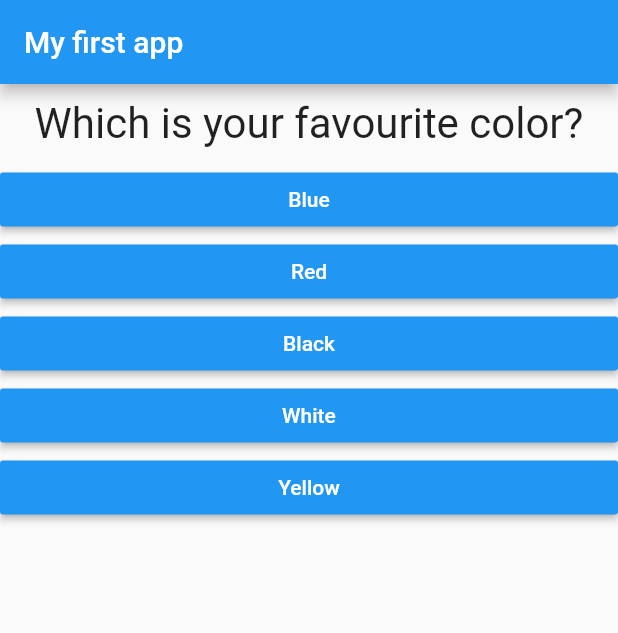
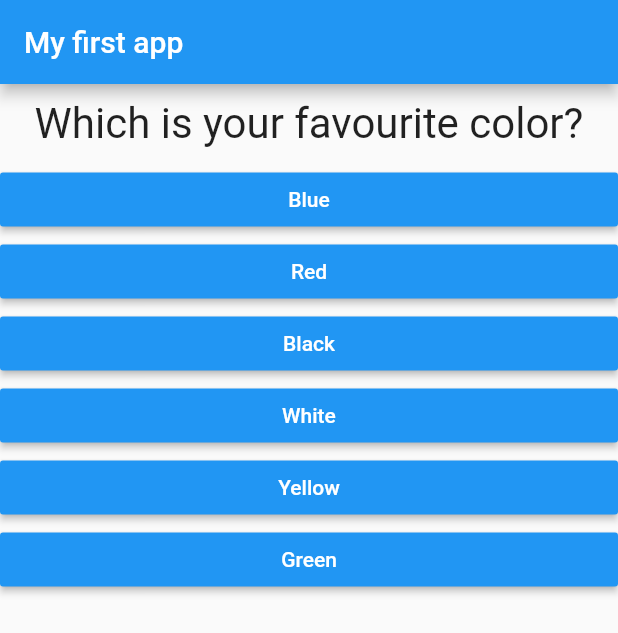
Before and after one commit to appuchias/flutter_testing, a Flutter app: the screen it shows after launch, on a phone screen of 412 x 824 dp. Shown: the top 633 px of the screen. Run offline on Flutter 3.47's test engine with Material 2 defaults, Android fonts, the phone set to English and light mode, and no system bars.

Commit message:
Final msg

```diff
--- a/starting/lib/main.dart
+++ b/starting/lib/main.dart
@@ -1,7 +1,7 @@
 import 'package:flutter/material.dart';
 
-import 'question.dart';
-import 'answer.dart';
+import 'quiz.dart';
+import 'result.dart';
 
 // void main() => runApp(MyApp());
 
@@ -17,38 +17,75 @@ class MyApp extends StatefulWidget {
 }
 
 class _MyAppState extends State<MyApp> {
-  final questions = const [
+  final _questions = const [
     {
       "questionText": "Which is your favourite color?",
-      "answers": ["Blue", "Red", "Black", "White", "Yellow"]
+      "answers": [
+        {"text": "Blue", "score": 7},
+        {"text": "Red", "score": 5},
+        {"text": "Black", "score": 10},
+        {"text": "White", "score": 1},
+        {"text": "Yellow", "score": 1},
+        {"text": "Green", "score": 2},
+      ]
     },
     {
       "questionText": "Which is your favourite animal?",
-      "answers": ["Cat", "Dog", "Cheetah", "Tortoise"]
+      "answers": [
+        {"text": "Cat", "score": 5},
+        {"text": "Dog", "score": 2},
+        {"text": "Cheetah", "score": 3},
+        {"text": "Tortoise", "score": 4},
+      ]
     },
     {
       "questionText": "Which would you prefer?",
-      "answers": ["Know when you'll die", "Know how you'll die", "Neither"]
+      "answers": [
+        {"text": "Know when you'll die", "score": 1},
+        {"text": "Know how you'll die", "score": 5},
+        {"text": "Neither", "score": 5},
+      ]
     },
     {
       "questionText":
           "If Wumpus invited you to a party but you prefer to hang out with Ned, what would you do?",
       "answers": [
-        "Go with Wumpus because you value your friendship.",
-        "Go with Ned and turn your status to \"Invisible\" so Wumpus doesn't know.",
-        "Go hang out with Ned and tell Wumpus you feel a bit sick to party."
+        {
+          "text": "Go with Wumpus because you value your friendship.",
+          "score": 1,
+        },
+        {
+          "text":
+              "Go with Ned and turn your status to \"Invisible\" so Wumpus doesn't know.",
+          "score": 5,
+        },
+        {
+          "text":
+              "Go hang out with Ned and tell Wumpus you feel a bit sick to party.",
+          "score": 10,
+        },
       ]
     },
   ];
 
   var _questionIndex = 0;
+  int _totalScore = 0;
 
-  void _answerQuestion() {
+  void _redo() {
+    setState(() {
+      _questionIndex = 0;
+      _totalScore = 0;
+    });
+  }
+
+  void _answerQuestion(int score) {
+    _totalScore += score;
+
     setState(() {
       _questionIndex++;
     });
     print(_questionIndex);
-    if (_questionIndex < questions.length) {
+    if (_questionIndex < _questions.length) {
       print("We have more questions!");
     }
   }
@@ -57,24 +94,17 @@ class _MyAppState extends State<MyApp> {
   Widget build(BuildContext ctx) {
     return MaterialApp(
       home: Scaffold(
-          appBar: AppBar(
-            title: Text("My first app"),
-          ),
-          body: _questionIndex < questions.length
-              ? Column(
-                  children: <Widget>[
-                    Question(
-                      questions[_questionIndex]["questionText"],
-                    ),
-                    ...(questions[_questionIndex]["answers"] as List<String>)
-                        .map((answer) {
-                      return Answer(_answerQuestion, answer);
-                    }).toList()
-                  ],
-                )
-              : Center(
-                  child: Text("Finished!", textScaleFactor: 5,),
-                )),
+        appBar: AppBar(
+          title: Text("My first app"),
+        ),
+        body: _questionIndex < _questions.length
+            ? Quiz(
+                answerQuestion: _answerQuestion,
+                questions: _questions,
+                questionIndex: _questionIndex,
+              )
+            : Result(_totalScore, _redo),
+      ),
     );
   }
 }
--- /dev/null
+++ b/starting/lib/quiz.dart
@@ -0,0 +1,30 @@
+import 'package:flutter/material.dart';
+
+import 'question.dart';
+import 'answer.dart';
+
+class Quiz extends StatelessWidget {
+  final Function answerQuestion;
+  final List<Map<String, Object>> questions;
+  final int questionIndex;
+
+  Quiz({
+    @required this.answerQuestion,
+    @required this.questions,
+    @required this.questionIndex,
+  });
+
+  @override
+  Widget build(BuildContext context) {
+    return Column(
+      children: <Widget>[
+        Question(
+          questions[questionIndex]["questionText"],
+        ),
+        ...(questions[questionIndex]["answers"] as List<Map<String, Object>>).map((answer) {
+          return Answer(() => answerQuestion(answer["score"]), answer["text"]);
+        }).toList()
+      ],
+    );
+  }
+}
```
Also changed, not shown: starting/lib/result.dart (added, +43 -0 lines).
